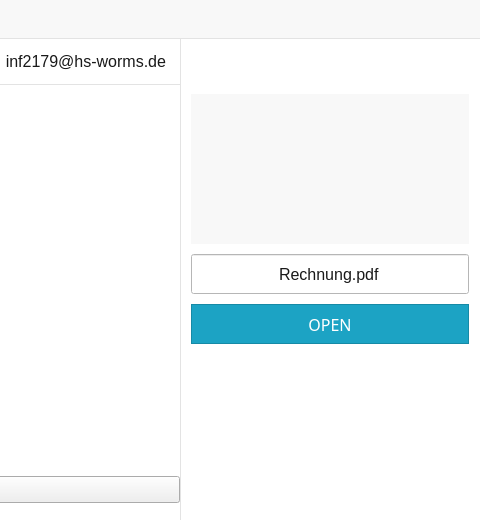
Qt form src/gui/mainwindow.ui (Gitnoter/vemoria2) before a commit; both pictures show x 709 to 1189 and y 0 to 520 of the 1189 by 722 pixel window.
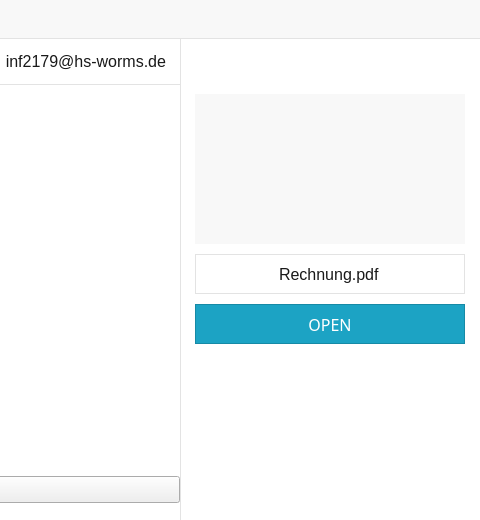
The same form after that commit. Icons and pictures are not drawn.

Patch:
```diff
--- a/src/gui/mainwindow.ui
+++ b/src/gui/mainwindow.ui
@@ -1457,7 +1457,7 @@
              <property name="minimumSize">
               <size>
                <width>0</width>
-               <height>200</height>
+               <height>400</height>
               </size>
              </property>
              <layout class="QGridLayout" name="gridLayout_4">
@@ -1586,6 +1586,72 @@
                     <string/>
                    </property>
                    <layout class="QGridLayout" name="gridLayout_20">
+                    <property name="leftMargin">
+                     <number>15</number>
+                    </property>
+                    <property name="rightMargin">
+                     <number>0</number>
+                    </property>
+                    <property name="spacing">
+                     <number>0</number>
+                    </property>
+                    <item row="0" column="0">
+                     <widget class="QScrollArea" name="scrollArea">
+                      <property name="minimumSize">
+                       <size>
+                        <width>0</width>
+                        <height>300</height>
+                       </size>
+                      </property>
+                      <property name="styleSheet">
+                       <string notr="true">#scrollArea{
+	background-color:#FFF;
+	border:none;
+}</string>
+                      </property>
+                      <property name="verticalScrollBarPolicy">
+                       <enum>Qt::ScrollBarAlwaysOff</enum>
+                      </property>
+                      <property name="horizontalScrollBarPolicy">
+                       <enum>Qt::ScrollBarAsNeeded</enum>
+                      </property>
+                      <property name="widgetResizable">
+                       <bool>true</bool>
+                      </property>
+                      <widget class="QWidget" name="scrollAreaWidgetContents">
+                       <property name="geometry">
+                        <rect>
+                         <x>0</x>
+                         <y>0</y>
+                         <width>283</width>
+                         <height>300</height>
+                        </rect>
+                       </property>
+                       <property name="minimumSize">
+                        <size>
+                         <width>0</width>
+                         <height>0</height>
+                        </size>
+                       </property>
+                       <property name="styleSheet">
+                        <string notr="true">#scrollAreaWidgetContents{
+	background-color:#FFF;
+	border:none;
+}</string>
+                       </property>
+                       <layout class="QGridLayout" name="gridLayout_23">
+                        <property name="leftMargin">
+                         <number>0</number>
+                        </property>
+                        <property name="topMargin">
+                         <number>0</number>
+                        </property>
+                        <property name="rightMargin">
+                         <number>0</number>
+                        </property>
+                        <property name="bottomMargin">
+                         <number>0</number>
+                        </property>
                     <property name="spacing">
                      <number>0</number>
                     </property>
@@ -1597,7 +1663,10 @@
                       <property name="verticalSpacing">
                        <number>10</number>
                       </property>
-                      <item row="1" column="0" colspan="2">
+                          <property name="rightMargin">
+                           <number>15</number>
+                          </property>
+                          <item row="0" column="0" colspan="2">
                        <widget class="QLabel" name="label_10">
                         <property name="minimumSize">
                          <size>
@@ -1621,7 +1690,7 @@
                         </property>
                        </widget>
                       </item>
-                      <item row="2" column="0" colspan="2">
+                          <item row="1" column="0" colspan="2">
                        <widget class="QLineEdit" name="editFiles">
                         <property name="minimumSize">
                          <size>
@@ -1632,6 +1701,7 @@
                         <property name="styleSheet">
                          <string notr="true">#editFiles{
 	background-color:#FFF;
+	border: 1px solid #e3e3e3;
 }</string>
                         </property>
                         <property name="text">
@@ -1642,7 +1712,7 @@
                         </property>
                        </widget>
                       </item>
-                      <item row="3" column="0" colspan="2">
+                          <item row="2" column="0" colspan="2">
                        <widget class="QPushButton" name="openFileBtn">
                         <property name="minimumSize">
                          <size>
@@ -1673,6 +1743,12 @@
                        </widget>
                       </item>
                      </layout>
+                        </item>
+                       </layout>
+                       <zorder></zorder>
+                       <zorder></zorder>
+                      </widget>
+                     </widget>
                     </item>
                    </layout>
                   </widget>
```
Left out of the diff: 70 changed lines with no effect on the pictures. Lines whose indentation alone changed are shown as unchanged.
